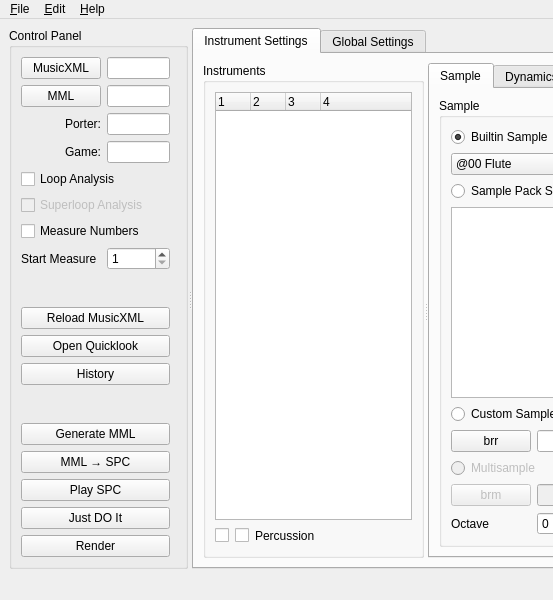
Above: smw_music/data/dashboard.ui from com-posers-pit/smw_music before the change; both pictures show x 0 to 553 and y 0 to 600 of the 1400 by 600 pixel window. Below: the same form after it.
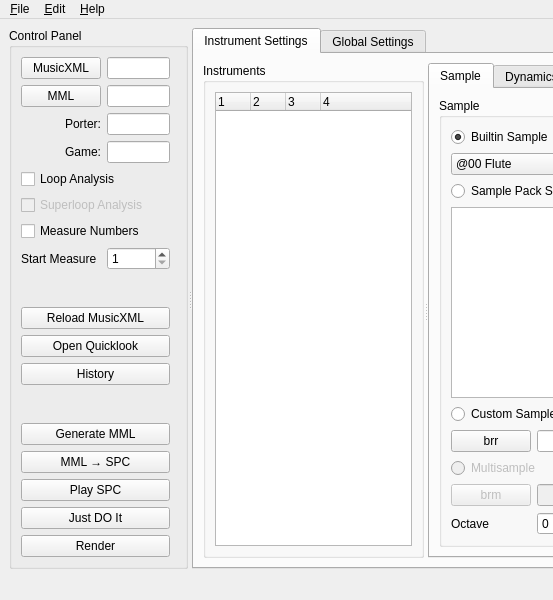
That is the form after the change.

Commit message:
Remove mute/solo percussion hack
Now playing:
Heroes by The Midnight

```diff
--- a/smw_music/data/dashboard.ui
+++ b/smw_music/data/dashboard.ui
@@ -227,52 +227,7 @@
              <string>Instruments</string>
             </property>
             <layout class="QGridLayout" name="gridLayout_2">
-             <item row="1" column="2">
-              <widget class="QLabel" name="percussion_label">
-               <property name="toolTip">
-                <string>This is a hack and will be going away soon</string>
-               </property>
-               <property name="text">
-                <string>Percussion</string>
-               </property>
-              </widget>
-             </item>
-             <item row="1" column="1">
-              <widget class="QCheckBox" name="mute_percussion">
-               <property name="toolTip">
-                <string>Mute percusion.
-This is a hack and will be going away soon</string>
-               </property>
-               <property name="text">
-                <string/>
-               </property>
-              </widget>
-             </item>
-             <item row="1" column="0">
-              <widget class="QCheckBox" name="solo_percussion">
-               <property name="toolTip">
-                <string>Solo Percussion.
-This is a hack and will be going away soon</string>
-               </property>
-               <property name="text">
-                <string/>
-               </property>
-              </widget>
-             </item>
-             <item row="1" column="3">
-              <spacer name="horizontalSpacer_2">
-               <property name="orientation">
-                <enum>Qt::Horizontal</enum>
-               </property>
-               <property name="sizeHint" stdset="0">
-                <size>
-                 <width>40</width>
-                 <height>20</height>
-                </size>
-               </property>
-              </spacer>
-             </item>
-             <item row="0" column="0" colspan="4">
+             <item row="0" column="0" colspan="2">
               <widget class="QTreeWidget" name="instrument_list">
                <property name="horizontalScrollBarPolicy">
                 <enum>Qt::ScrollBarAlwaysOff</enum>
```
Left out of the diff: 2 changed lines with no effect on the pictures. The commit also changes 5 other files.
